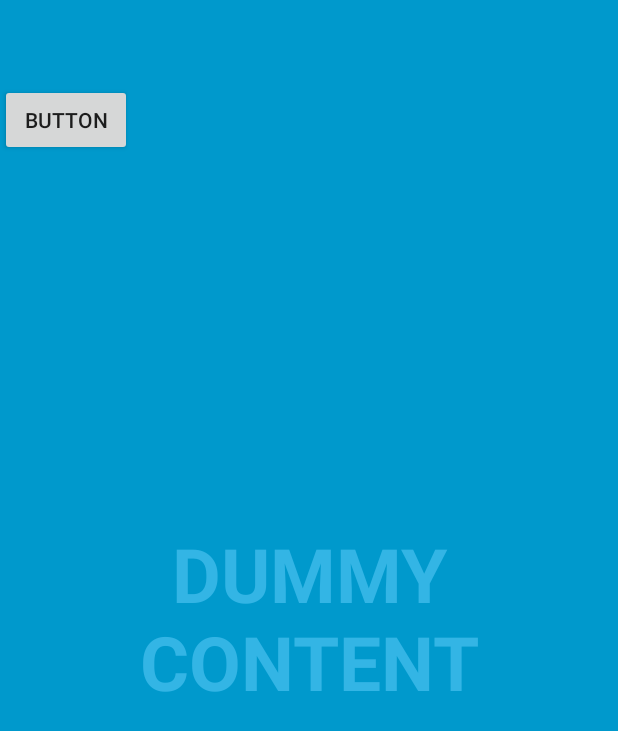
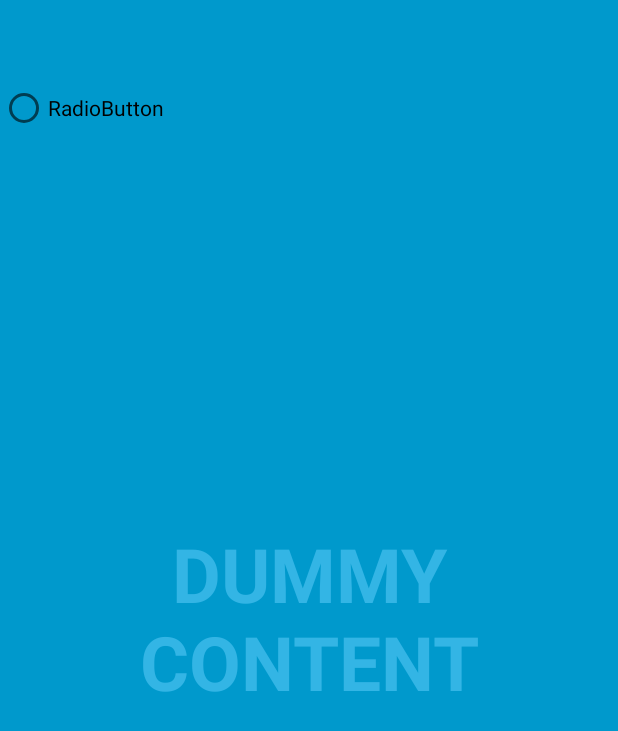
Before and after one commit to teemiik/Express_test, an Android app: the screen it shows after launch (FullscreenActivity), on a phone screen of 412 x 824 dp. Shown: the top 731 px of the screen. Run offline under Robolectric (Android 15) with nearby library versions, the phone set to English and light mode, and no system bars.

Commit message:
RadioButton

```diff
--- a/app/src/main/res/layout/activity_fullscreen.xml
+++ b/app/src/main/res/layout/activity_fullscreen.xml
@@ -46,11 +46,12 @@
 
         </LinearLayout>
 
-        <Button
-            android:text="Button"
+        <RadioButton
+            android:text="RadioButton"
             android:layout_width="wrap_content"
             android:layout_height="wrap_content"
-            android:id="@+id/button" />
+            android:id="@+id/radioButton" />
+
     </FrameLayout>
 
 </FrameLayout>
```
